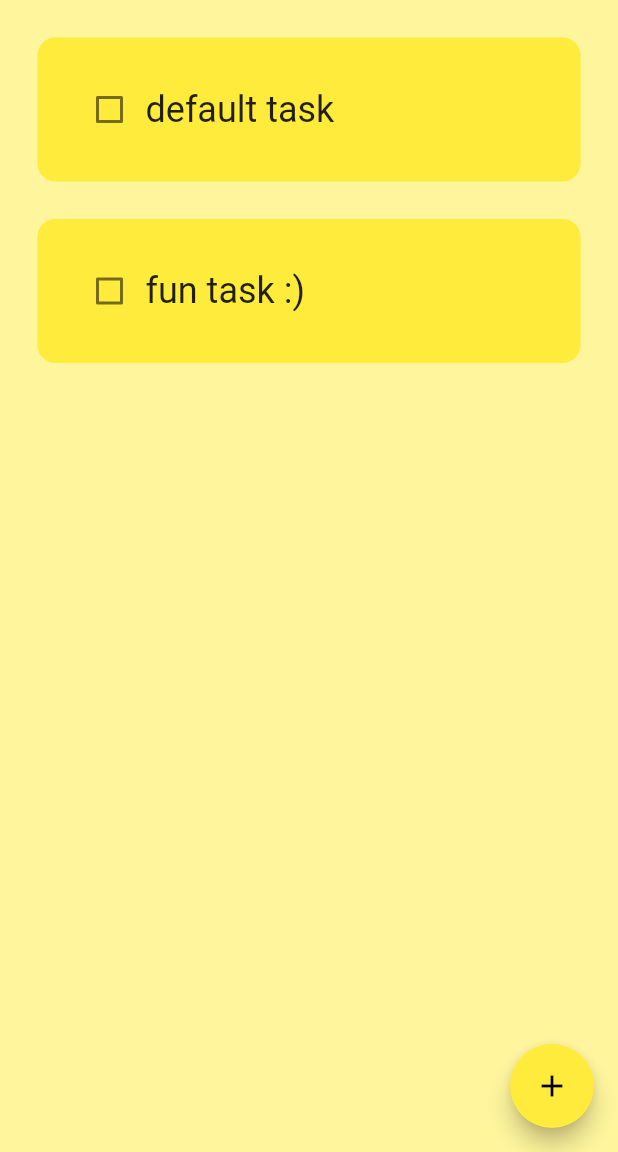
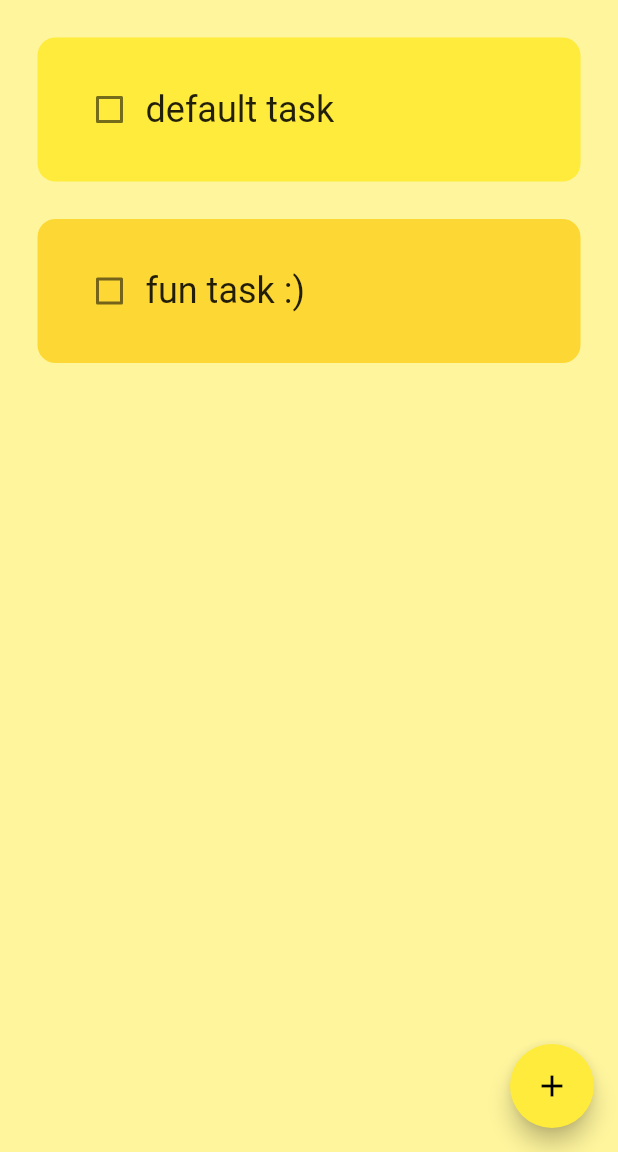
Before and after one commit to Silve45/to_do_app, a Flutter app: the screen it shows after launch, on a phone screen of 412 x 824 dp, the part 84-1236 px from its top. Run offline on Flutter 3.47's test engine with Material 3 defaults, Android fonts, the phone set to English and light mode, and no system bars; drawn by our look-alikes of flutter_slidable; our stand-ins replace hive_flutter; accounts and stored records are empty.

Commit message:
made tasks moveable! -tasks are now moveable -made tasks alternate colors!

```diff
--- a/lib/pages/home_page.dart
+++ b/lib/pages/home_page.dart
@@ -108,20 +108,47 @@ class _HomePageState extends State<HomePage> {
 
       ),
 
-      body: ListView.builder(
+      body: Theme(
+        data: Theme.of(context).copyWith(
+          canvasColor: Colors.transparent,
+
+
+        ),
+        child: ReorderableListView.builder(
           itemCount: db.toDoList.length,
+
+
           itemBuilder: (context, index) {
+            final evenItemColor = Colors.yellow;
+            final oddItemColor = Colors.yellow[600];
+
+
             return ToDoTile(
+              key: ValueKey(index),// okay this might work?
+
               taskName: db.toDoList[index][0],
               taskCompleted: db.toDoList[index][1],
               onChanged: (value) => checkBoxChanged(value, index),
               deleteFunction: (context) => deleteTask(index),
-            popUp: () => showTask(db.toDoList[index][0])//TaskPopUp(neededText: db.toDoList[index][0])
+              popUp: () => showTask(db.toDoList[index][0]),
+              color: index.isOdd ? oddItemColor : evenItemColor,
 
             );
 
+          }, onReorder: (int oldIndex, int newIndex) {
+            setState(() {
+              if (newIndex > oldIndex) newIndex--;
+              final item = db.toDoList.removeAt(oldIndex);
+              db.toDoList.insert(newIndex, item);
+
+              db.updateDatabase();
+              print(db.toDoList);
+            });
+
+
         },
 
+        ),
       ),
 
     );
--- a/lib/util/todo_tile.dart
+++ b/lib/util/todo_tile.dart
@@ -6,6 +6,7 @@ class ToDoTile extends StatelessWidget {
 
   final String taskName;
   final bool taskCompleted;
+  final Color? color;
   Function (bool?)? onChanged;
   Function(BuildContext)? deleteFunction;
   Function()? popUp;
@@ -17,6 +18,7 @@ class ToDoTile extends StatelessWidget {
     required this.onChanged,
     required this.deleteFunction,
     required this.popUp,
+    required this.color
 
   });
 
@@ -47,7 +49,7 @@ class ToDoTile extends StatelessWidget {
 
             padding: EdgeInsets.all(24),
             decoration: BoxDecoration(
-              color: Colors.yellow,
+              color: color,
               borderRadius: BorderRadius.circular(12),
             ),
             child: Row(
```
Lines whose indentation alone changed are shown as unchanged.
